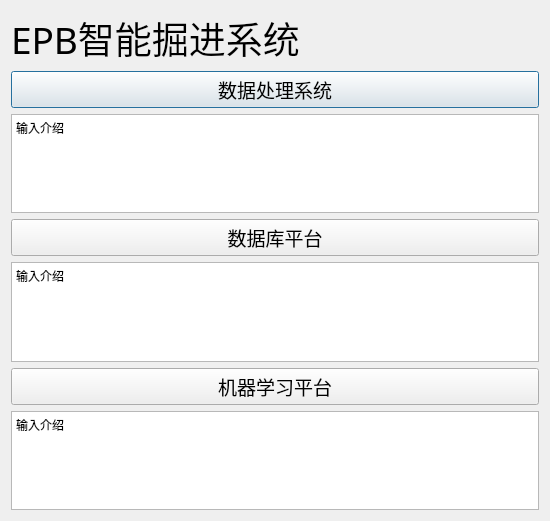
This is ML_win.ui in YaoWenW/sic_demo as Qt 5 draws it before an edit. The edited form follows.
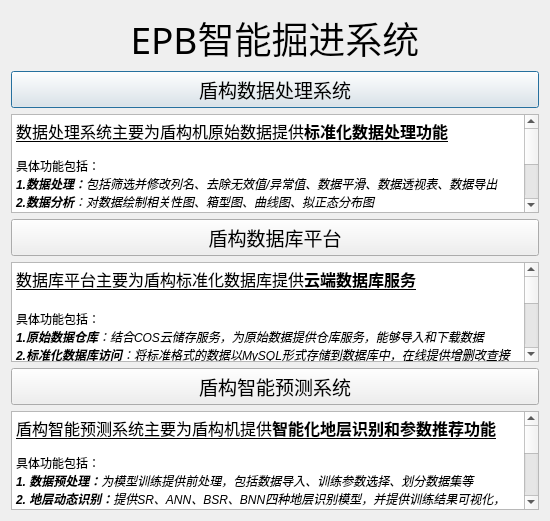
This is the edited form.

What changed in the file:
```diff
--- a/ML_win.ui
+++ b/ML_win.ui
@@ -17,6 +17,37 @@
    <string notr="true"/>
   </property>
   <layout class="QGridLayout" name="gridLayout">
+   <item row="0" column="0">
+    <widget class="QLabel" name="label">
+     <property name="font">
+      <font>
+       <family>黑体</family>
+       <pointsize>28</pointsize>
+      </font>
+     </property>
+     <property name="lineWidth">
+      <number>1</number>
+     </property>
+     <property name="text">
+      <string>EPB智能掘进系统</string>
+     </property>
+     <property name="scaledContents">
+      <bool>false</bool>
+     </property>
+     <property name="alignment">
+      <set>Qt::AlignCenter</set>
+     </property>
+     <property name="wordWrap">
+      <bool>false</bool>
+     </property>
+     <property name="margin">
+      <number>5</number>
+     </property>
+     <property name="openExternalLinks">
+      <bool>false</bool>
+     </property>
+    </widget>
+   </item>
    <item row="4" column="0">
     <widget class="QTextBrowser" name="textBrowser_2">
      <property name="html">
@@ -24,8 +55,18 @@
 &lt;html&gt;&lt;head&gt;&lt;meta name=&quot;qrichtext&quot; content=&quot;1&quot; /&gt;&lt;style type=&quot;text/css&quot;&gt;
 p, li { white-space: pre-wrap; }
 &lt;/style&gt;&lt;/head&gt;&lt;body style=&quot; font-family:'SimSun'; font-size:9pt; font-weight:400; font-style:normal;&quot;&gt;
-&lt;p style=&quot; margin-top:0px; margin-bottom:0px; margin-left:0px; margin-right:0px; -qt-block-indent:0; text-indent:0px;&quot;&gt;输入介绍&lt;/p&gt;
-&lt;p style=&quot;-qt-paragraph-type:empty; margin-top:0px; margin-bottom:0px; margin-left:0px; margin-right:0px; -qt-block-indent:0; text-indent:0px;&quot;&gt;&lt;br /&gt;&lt;/p&gt;&lt;/body&gt;&lt;/html&gt;</string>
+&lt;p style=&quot; margin-top:0px; margin-bottom:0px; margin-left:0px; margin-right:0px; -qt-block-indent:0; text-indent:0px;&quot;&gt;&lt;span style=&quot; font-size:12pt; text-decoration: underline;&quot;&gt;数据库平台主要为盾构标准化数据库提供&lt;/span&gt;&lt;span style=&quot; font-size:12pt; font-weight:600; text-decoration: underline;&quot;&gt;云端数据库服务&lt;/span&gt;&lt;/p&gt;
+&lt;p style=&quot;-qt-paragraph-type:empty; margin-top:0px; margin-bottom:0px; margin-left:0px; margin-right:0px; -qt-block-indent:0; text-indent:0px; font-size:12pt; font-weight:600; text-decoration: underline;&quot;&gt;&lt;br /&gt;&lt;/p&gt;
+&lt;p style=&quot; margin-top:0px; margin-bottom:0px; margin-left:0px; margin-right:0px; -qt-block-indent:0; text-indent:0px;&quot;&gt;具体功能包括：&lt;/p&gt;
+&lt;p style=&quot; margin-top:0px; margin-bottom:0px; margin-left:0px; margin-right:0px; -qt-block-indent:0; text-indent:0px;&quot;&gt;&lt;span style=&quot; font-weight:600; font-style:italic;&quot;&gt;1.原始数据仓库&lt;/span&gt;&lt;span style=&quot; font-style:italic;&quot;&gt;：结合COS云储存服务，为原始数据提供仓库服务，能够导入和下载数据&lt;/span&gt;&lt;/p&gt;
+&lt;p style=&quot; margin-top:0px; margin-bottom:0px; margin-left:0px; margin-right:0px; -qt-block-indent:0; text-indent:0px;&quot;&gt;&lt;span style=&quot; font-weight:600; font-style:italic;&quot;&gt;2.标准化数据库访问&lt;/span&gt;&lt;span style=&quot; font-style:italic;&quot;&gt;：将标准格式的数据以MySQL形式存储到数据库中，在线提供增删改查接口&lt;/span&gt;&lt;/p&gt;
+&lt;p style=&quot; margin-top:0px; margin-bottom:0px; margin-left:0px; margin-right:0px; -qt-block-indent:0; text-indent:0px;&quot;&gt;&lt;span style=&quot; font-weight:600; font-style:italic;&quot;&gt;3.数据动态可视化&lt;/span&gt;&lt;span style=&quot; font-style:italic;&quot;&gt;：基于ajax请求，动态对查询的数据进行可视化，包括地层分布、掘进参数变化曲线以及参数分布箱型图&lt;/span&gt;&lt;/p&gt;
+&lt;p style=&quot;-qt-paragraph-type:empty; margin-top:0px; margin-bottom:0px; margin-left:0px; margin-right:0px; -qt-block-indent:0; text-indent:0px;&quot;&gt;&lt;br /&gt;&lt;/p&gt;
+&lt;p style=&quot; margin-top:0px; margin-bottom:0px; margin-left:0px; margin-right:0px; -qt-block-indent:0; text-indent:0px;&quot;&gt;软件开发环境：&lt;/p&gt;
+&lt;p style=&quot; margin-top:0px; margin-bottom:0px; margin-left:0px; margin-right:0px; -qt-block-indent:0; text-indent:0px;&quot;&gt;&lt;span style=&quot; font-style:italic;&quot;&gt;开发语言：Python3、HTML5、JavaScript&lt;/span&gt;&lt;/p&gt;
+&lt;p style=&quot; margin-top:0px; margin-bottom:0px; margin-left:0px; margin-right:0px; -qt-block-indent:0; text-indent:0px;&quot;&gt;&lt;span style=&quot; font-style:italic;&quot;&gt;核心依赖包：Django3、Pandas、Bootstrap&lt;/span&gt;&lt;/p&gt;
+&lt;p style=&quot; margin-top:0px; margin-bottom:0px; margin-left:0px; margin-right:0px; -qt-block-indent:0; text-indent:0px;&quot;&gt;&lt;span style=&quot; font-style:italic;&quot;&gt;开发环境：Windows10、PyCharm、Chrome&lt;/span&gt;&lt;/p&gt;
+&lt;p style=&quot; margin-top:0px; margin-bottom:0px; margin-left:0px; margin-right:0px; -qt-block-indent:0; text-indent:0px;&quot;&gt;&lt;span style=&quot; font-size:12pt; font-weight:600; text-decoration: underline;&quot;&gt;网址：https://www.custai.top/&lt;/span&gt;&lt;/p&gt;&lt;/body&gt;&lt;/html&gt;</string>
      </property>
     </widget>
    </item>
@@ -41,29 +82,7 @@
       <string notr="true">border-color: rgb(255, 255, 255);</string>
      </property>
      <property name="text">
-      <string>数据处理系统</string>
-     </property>
-    </widget>
-   </item>
-   <item row="6" column="0">
-    <widget class="QTextBrowser" name="textBrowser_3">
-     <property name="html">
-      <string>&lt;!DOCTYPE HTML PUBLIC &quot;-//W3C//DTD HTML 4.0//EN&quot; &quot;http://www.w3.org/TR/REC-html40/strict.dtd&quot;&gt;
-&lt;html&gt;&lt;head&gt;&lt;meta name=&quot;qrichtext&quot; content=&quot;1&quot; /&gt;&lt;style type=&quot;text/css&quot;&gt;
-p, li { white-space: pre-wrap; }
-&lt;/style&gt;&lt;/head&gt;&lt;body style=&quot; font-family:'SimSun'; font-size:9pt; font-weight:400; font-style:normal;&quot;&gt;
-&lt;p style=&quot; margin-top:0px; margin-bottom:0px; margin-left:0px; margin-right:0px; -qt-block-indent:0; text-indent:0px;&quot;&gt;输入介绍&lt;/p&gt;&lt;/body&gt;&lt;/html&gt;</string>
-     </property>
-    </widget>
-   </item>
-   <item row="2" column="0">
-    <widget class="QTextBrowser" name="textBrowser">
-     <property name="html">
-      <string>&lt;!DOCTYPE HTML PUBLIC &quot;-//W3C//DTD HTML 4.0//EN&quot; &quot;http://www.w3.org/TR/REC-html40/strict.dtd&quot;&gt;
-&lt;html&gt;&lt;head&gt;&lt;meta name=&quot;qrichtext&quot; content=&quot;1&quot; /&gt;&lt;style type=&quot;text/css&quot;&gt;
-p, li { white-space: pre-wrap; }
-&lt;/style&gt;&lt;/head&gt;&lt;body style=&quot; font-family:'SimSun'; font-size:9pt; font-weight:400; font-style:normal;&quot;&gt;
-&lt;p style=&quot; margin-top:0px; margin-bottom:0px; margin-left:0px; margin-right:0px; -qt-block-indent:0; text-indent:0px;&quot;&gt;输入介绍&lt;/p&gt;&lt;/body&gt;&lt;/html&gt;</string>
+      <string>盾构数据处理系统</string>
      </property>
     </widget>
    </item>
@@ -76,20 +95,28 @@
       </font>
      </property>
      <property name="text">
-      <string>数据库平台</string>
+      <string>盾构数据库平台</string>
      </property>
     </widget>
    </item>
-   <item row="0" column="0">
-    <widget class="QLabel" name="label">
-     <property name="font">
-      <font>
-       <family>黑体</family>
-       <pointsize>28</pointsize>
-      </font>
-     </property>
-     <property name="text">
-      <string>EPB智能掘进系统</string>
+   <item row="6" column="0">
+    <widget class="QTextBrowser" name="textBrowser_3">
+     <property name="html">
+      <string>&lt;!DOCTYPE HTML PUBLIC &quot;-//W3C//DTD HTML 4.0//EN&quot; &quot;http://www.w3.org/TR/REC-html40/strict.dtd&quot;&gt;
+&lt;html&gt;&lt;head&gt;&lt;meta name=&quot;qrichtext&quot; content=&quot;1&quot; /&gt;&lt;style type=&quot;text/css&quot;&gt;
+p, li { white-space: pre-wrap; }
+&lt;/style&gt;&lt;/head&gt;&lt;body style=&quot; font-family:'SimSun'; font-size:9pt; font-weight:400; font-style:normal;&quot;&gt;
+&lt;p style=&quot; margin-top:0px; margin-bottom:0px; margin-left:0px; margin-right:0px; -qt-block-indent:0; text-indent:0px;&quot;&gt;&lt;span style=&quot; font-size:12pt; text-decoration: underline;&quot;&gt;盾构智能预测系统主要为盾构机提供&lt;/span&gt;&lt;span style=&quot; font-size:12pt; font-weight:600; text-decoration: underline;&quot;&gt;智能化地层识别和参数推荐功能&lt;/span&gt;&lt;/p&gt;
+&lt;p style=&quot;-qt-paragraph-type:empty; margin-top:0px; margin-bottom:0px; margin-left:0px; margin-right:0px; -qt-block-indent:0; text-indent:0px; font-weight:600;&quot;&gt;&lt;br /&gt;&lt;/p&gt;
+&lt;p style=&quot; margin-top:0px; margin-bottom:0px; margin-left:0px; margin-right:0px; -qt-block-indent:0; text-indent:0px;&quot;&gt;具体功能包括：&lt;/p&gt;
+&lt;p style=&quot; margin-top:0px; margin-bottom:0px; margin-left:0px; margin-right:0px; -qt-block-indent:0; text-indent:0px;&quot;&gt;&lt;span style=&quot; font-weight:600; font-style:italic;&quot;&gt;1. 数据预处理：&lt;/span&gt;&lt;span style=&quot; font-style:italic;&quot;&gt;为模型训练提供前处理，包括数据导入、训练参数选择、划分数据集等&lt;/span&gt;&lt;/p&gt;
+&lt;p style=&quot; margin-top:0px; margin-bottom:0px; margin-left:0px; margin-right:0px; -qt-block-indent:0; text-indent:0px;&quot;&gt;&lt;span style=&quot; font-weight:600; font-style:italic;&quot;&gt;2. 地层动态识别：&lt;/span&gt;&lt;span style=&quot; font-style:italic;&quot;&gt;提供SR、ANN、BSR、BNN四种地层识别模型，并提供训练结果可视化，最后基于训练好的模型，输入掘进参数实时预测前方地层&lt;/span&gt;&lt;/p&gt;
+&lt;p style=&quot; margin-top:0px; margin-bottom:0px; margin-left:0px; margin-right:0px; -qt-block-indent:0; text-indent:0px;&quot;&gt;&lt;span style=&quot; font-weight:600; font-style:italic;&quot;&gt;3. 参数智能推荐&lt;/span&gt;&lt;span style=&quot; font-style:italic;&quot;&gt;：提供多种机器学习预测模型以及多种智能优化算法，基于训练好的模型利用优化算法寻找参数最优解&lt;/span&gt;&lt;/p&gt;
+&lt;p style=&quot;-qt-paragraph-type:empty; margin-top:0px; margin-bottom:0px; margin-left:0px; margin-right:0px; -qt-block-indent:0; text-indent:0px;&quot;&gt;&lt;br /&gt;&lt;/p&gt;
+&lt;p style=&quot; margin-top:0px; margin-bottom:0px; margin-left:0px; margin-right:0px; -qt-block-indent:0; text-indent:0px;&quot;&gt;软件开发环境：&lt;/p&gt;
+&lt;p style=&quot; margin-top:0px; margin-bottom:0px; margin-left:0px; margin-right:0px; -qt-block-indent:0; text-indent:0px;&quot;&gt;&lt;span style=&quot; font-style:italic;&quot;&gt;开发语言：Python3&lt;/span&gt;&lt;/p&gt;
+&lt;p style=&quot; margin-top:0px; margin-bottom:0px; margin-left:0px; margin-right:0px; -qt-block-indent:0; text-indent:0px;&quot;&gt;&lt;span style=&quot; font-style:italic;&quot;&gt;核心依赖包：PyQt5、Pymc3、Tensorflow2、Sklearn、Pandas、Matplotlib、&lt;/span&gt;&lt;/p&gt;
+&lt;p style=&quot; margin-top:0px; margin-bottom:0px; margin-left:0px; margin-right:0px; -qt-block-indent:0; text-indent:0px;&quot;&gt;&lt;span style=&quot; font-style:italic;&quot;&gt;开发环境：Windows10、PyCharm、QtDesigner&lt;/span&gt;&lt;/p&gt;&lt;/body&gt;&lt;/html&gt;</string>
      </property>
     </widget>
    </item>
@@ -102,7 +129,27 @@
       </font>
      </property>
      <property name="text">
-      <string>机器学习平台</string>
+      <string>盾构智能预测系统</string>
+     </property>
+    </widget>
+   </item>
+   <item row="2" column="0">
+    <widget class="QTextBrowser" name="textBrowser">
+     <property name="html">
+      <string>&lt;!DOCTYPE HTML PUBLIC &quot;-//W3C//DTD HTML 4.0//EN&quot; &quot;http://www.w3.org/TR/REC-html40/strict.dtd&quot;&gt;
+&lt;html&gt;&lt;head&gt;&lt;meta name=&quot;qrichtext&quot; content=&quot;1&quot; /&gt;&lt;style type=&quot;text/css&quot;&gt;
+p, li { white-space: pre-wrap; }
+&lt;/style&gt;&lt;/head&gt;&lt;body style=&quot; font-family:'SimSun'; font-size:9pt; font-weight:400; font-style:normal;&quot;&gt;
+&lt;p style=&quot; margin-top:0px; margin-bottom:0px; margin-left:0px; margin-right:0px; -qt-block-indent:0; text-indent:0px;&quot;&gt;&lt;span style=&quot; font-size:12pt; text-decoration: underline;&quot;&gt;数据处理系统主要为盾构机原始数据提供&lt;/span&gt;&lt;span style=&quot; font-size:12pt; font-weight:600; text-decoration: underline;&quot;&gt;标准化数据处理功能&lt;/span&gt;&lt;/p&gt;
+&lt;p style=&quot;-qt-paragraph-type:empty; margin-top:0px; margin-bottom:0px; margin-left:0px; margin-right:0px; -qt-block-indent:0; text-indent:0px;&quot;&gt;&lt;br /&gt;&lt;/p&gt;
+&lt;p style=&quot; margin-top:0px; margin-bottom:0px; margin-left:0px; margin-right:0px; -qt-block-indent:0; text-indent:0px;&quot;&gt;具体功能包括：&lt;/p&gt;
+&lt;p style=&quot; margin-top:0px; margin-bottom:0px; margin-left:0px; margin-right:0px; -qt-block-indent:0; text-indent:0px;&quot;&gt;&lt;span style=&quot; font-weight:600; font-style:italic;&quot;&gt;1.数据处理：&lt;/span&gt;&lt;span style=&quot; font-style:italic;&quot;&gt;包括筛选并修改列名、去除无效值/异常值、数据平滑、数据透视表、数据导出&lt;/span&gt;&lt;/p&gt;
+&lt;p style=&quot; margin-top:0px; margin-bottom:0px; margin-left:0px; margin-right:0px; -qt-block-indent:0; text-indent:0px;&quot;&gt;&lt;span style=&quot; font-weight:600; font-style:italic;&quot;&gt;2.数据分析&lt;/span&gt;&lt;span style=&quot; font-style:italic;&quot;&gt;：对数据绘制相关性图、箱型图、曲线图、拟正态分布图&lt;/span&gt;&lt;/p&gt;
+&lt;p style=&quot;-qt-paragraph-type:empty; margin-top:0px; margin-bottom:0px; margin-left:0px; margin-right:0px; -qt-block-indent:0; text-indent:0px;&quot;&gt;&lt;br /&gt;&lt;/p&gt;
+&lt;p style=&quot; margin-top:0px; margin-bottom:0px; margin-left:0px; margin-right:0px; -qt-block-indent:0; text-indent:0px;&quot;&gt;软件开发环境：&lt;/p&gt;
+&lt;p style=&quot; margin-top:0px; margin-bottom:0px; margin-left:0px; margin-right:0px; -qt-block-indent:0; text-indent:0px;&quot;&gt;&lt;span style=&quot; font-style:italic;&quot;&gt;开发语言：Python3&lt;/span&gt;&lt;/p&gt;
+&lt;p style=&quot; margin-top:0px; margin-bottom:0px; margin-left:0px; margin-right:0px; -qt-block-indent:0; text-indent:0px;&quot;&gt;&lt;span style=&quot; font-style:italic;&quot;&gt;核心依赖包：PyQt5、Pandas、Numpy、Seaborn、Matplotlib&lt;/span&gt;&lt;/p&gt;
+&lt;p style=&quot; margin-top:0px; margin-bottom:0px; margin-left:0px; margin-right:0px; -qt-block-indent:0; text-indent:0px;&quot;&gt;&lt;span style=&quot; font-style:italic;&quot;&gt;开发环境：Windows10、PyCharm、QtDesigner&lt;/span&gt;&lt;/p&gt;&lt;/body&gt;&lt;/html&gt;</string>
      </property>
     </widget>
    </item>
```
Left out of the diff: 2 changed lines with no effect on the pictures.
